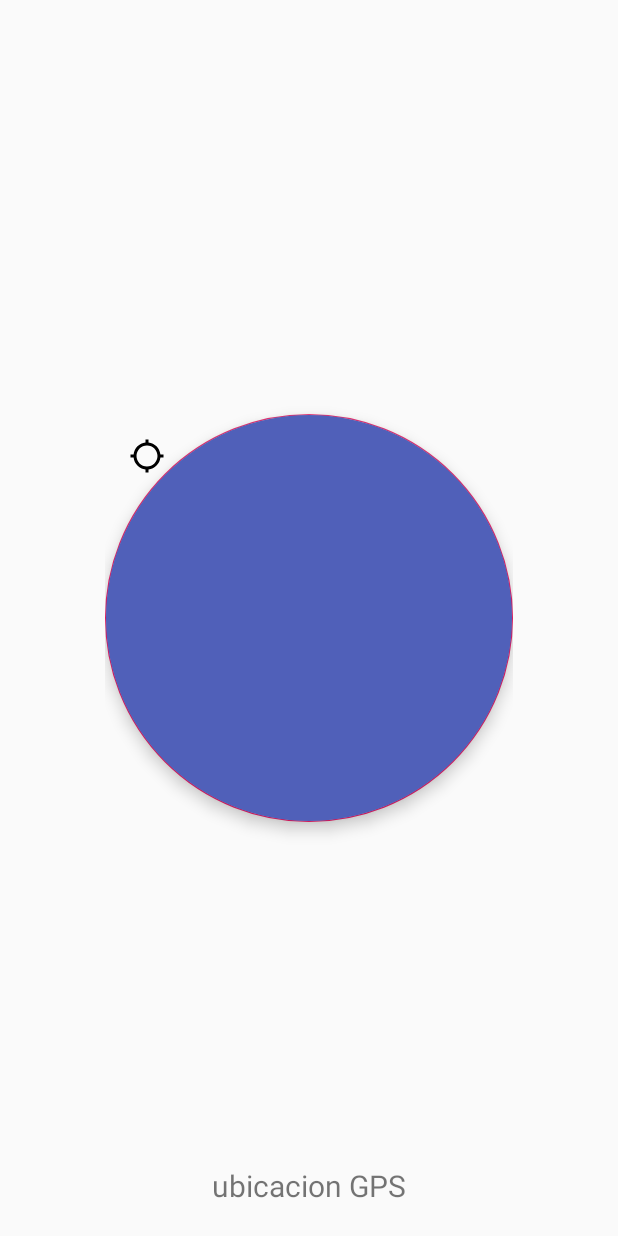
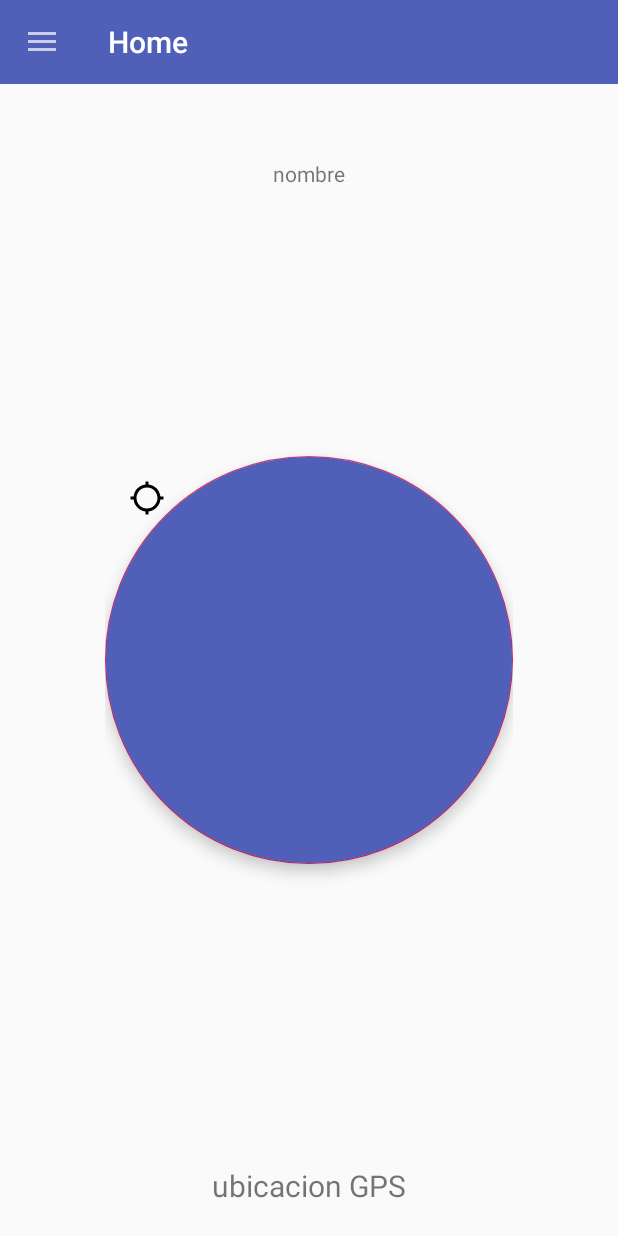
Before and after one commit to nomekop007/app_conductor, an Android app: the MainActivity screen opened directly, with no data from a screen before it, on a phone screen of 412 x 824 dp. Run offline under Robolectric (Android 15) with nearby library versions, the phone set to English and light mode, and no system bars; our stand-ins replace Firebase (no records; nobody signed in at launch, a user with empty details on screens opened directly); 1 statement that could not run was skipped.

Commit message:
drawer y if de estado estan okey

```diff
--- a/app/src/main/java/com/example/app_conductor/MainActivity.java
+++ b/app/src/main/java/com/example/app_conductor/MainActivity.java
@@ -7,18 +7,30 @@ import android.content.pm.PackageManager;
 import android.location.Location;
 import android.location.LocationListener;
 import android.location.LocationManager;
+import android.support.annotation.NonNull;
 import android.support.design.widget.FloatingActionButton;
+import android.support.design.widget.NavigationView;
 import android.support.v4.app.ActivityCompat;
 import android.support.v4.content.ContextCompat;
+import android.support.v4.widget.DrawerLayout;
+import android.support.v7.app.ActionBarDrawerToggle;
 import android.support.v7.app.AppCompatActivity;
 import android.os.Bundle;
+import android.support.v7.widget.Toolbar;
+import android.util.Log;
+import android.view.MenuItem;
 import android.view.View;
 import android.widget.Button;
 import android.widget.TextView;
+import android.widget.Toast;
 
+import com.example.app_conductor.model.Trasporte;
 import com.example.app_conductor.model.coordenada;
+import com.google.firebase.database.DataSnapshot;
+import com.google.firebase.database.DatabaseError;
 import com.google.firebase.database.DatabaseReference;
 import com.google.firebase.database.FirebaseDatabase;
+import com.google.firebase.database.ValueEventListener;
 
 import java.util.UUID;
 
@@ -26,51 +38,100 @@ public class MainActivity extends AppCompatActivity {
 
 
     FloatingActionButton btnGPS;
-    TextView txtUbicacion,txtnombre;
-     String id="";
+    TextView txtUbicacion, txtnombre;
+    String id = "";
+    Trasporte perfil;
 
     //hacer referencia a la base de datos de firebase
     DatabaseReference mydatabasereference = FirebaseDatabase.getInstance().getReference();
 
+
+    //declarar elemento de drawer
+    private DrawerLayout drawerLayout;
+    private android.support.v7.widget.Toolbar toolbar;
+    private ActionBarDrawerToggle toggle;
+    private NavigationView navigationView;
 
     @Override
     protected void onCreate(Bundle savedInstanceState) {
         super.onCreate(savedInstanceState);
         setContentView(R.layout.activity_main);
 
-        btnGPS =  findViewById(R.id.boton);
+        btnGPS = findViewById(R.id.boton);
         txtUbicacion = (TextView) findViewById(R.id.gps);
         txtnombre = (TextView) findViewById(R.id.nombre);
 
-       /* crearCoordenada();*/
+
+        perfilTrasporte();
+        confDrawer();
         permisosDeGPS();
+        // crearCoordenada();
 
 
+
+    }
+
+    public void perfilTrasporte(){
+
+        //extraer lo del login
         Intent i = getIntent();
-        String nombre = i.getStringExtra("nombreConductor");
-        txtnombre.setText(nombre);
+        id = i.getStringExtra("idTrasporte");
+
+        mydatabasereference.child("trasporte").child(id).addValueEventListener(new ValueEventListener() {
+            @Override
+            public void onDataChange(@NonNull DataSnapshot dataSnapshot) {
+
+                perfil = dataSnapshot.getValue(Trasporte.class);
+                txtnombre.setText(perfil.getNombreConductor());
+            }
+
+            @Override
+            public void onCancelled(@NonNull DatabaseError databaseError) { }
+        });
+
+
     }
 
 
 
 
+    public void confDrawer(){
+        //configuracion del comportamiento del drawer
+
+        drawerLayout =  findViewById(R.id.drawer_layout);
+        toolbar =  findViewById(R.id.toolbar);
+        navigationView = findViewById(R.id.navigation);
+
+        navigationView.setNavigationItemSelectedListener(new NavigationView.OnNavigationItemSelectedListener() {
+            @Override
+            public boolean onNavigationItemSelected(@NonNull MenuItem menuItem) {
+
+               switch (menuItem.getItemId()){
+                   case R.id.cerrar:
+                       Toast.makeText(MainActivity.this, "sesion cerrada!", Toast.LENGTH_SHORT).show();
+                       finish();
+                       Intent intent = new Intent(MainActivity.this , login.class);
+
+                       startActivity(intent);
+                       break;
+               }
 
 
-    public  void crearCoordenada(){
-        // crear objeto coordeanada en firebase
-        coordenada c = new coordenada();
-        c.setIdTrasporte(UUID.randomUUID().toString());
-        c.setLongitud(0);
-        c.setLatitud(0);
-        mydatabasereference.child("coordenada").child(c.getIdTrasporte()).setValue(c);
+                return true;
+            }
+        });
 
-        //extrae la id
-        id = c.getIdTrasporte();
+        toolbar.setTitle("Home");
+
+        setSupportActionBar(toolbar);
+        toggle = new ActionBarDrawerToggle(this,drawerLayout,toolbar,R.string.openDrawer,R.string.closeDrawer);
+        drawerLayout.setDrawerListener(toggle);
+        toggle.syncState();
+
+
     }
 
-
-
-    public void permisosDeGPS(){
+    public void permisosDeGPS() {
 
         int permissionCheck = ContextCompat.checkSelfPermission(this,
                 Manifest.permission.ACCESS_FINE_LOCATION);
@@ -87,15 +148,7 @@ public class MainActivity extends AppCompatActivity {
         }
     }
 
-
-
-
-    private static final long MIN_TIEMPO_ENTRE_UPDATES = 0;
-    private static final float MIN_CAMBIO_DISTANCIA_PARA_UPDATES = 0;
-
-
     public void verGPS(View view) {
-
 
 
         LocationManager locationManager = (LocationManager) MainActivity.this.getSystemService(Context.LOCATION_SERVICE);
@@ -105,40 +158,58 @@ public class MainActivity extends AppCompatActivity {
 
             public void onLocationChanged(Location location) {
 
-                txtUbicacion.setText("" + location.getLatitude() + "," + location.getLongitude());
-
                 coordenada c = new coordenada();
                 //se extraen los datos
+                c.setIdTrasporte(id);
 
-                Intent i = getIntent();
-                String idTrasporte = i.getStringExtra("idTrasporte");
 
-                c.setIdTrasporte(idTrasporte);
+                if (perfil.isEstado()){
                 c.setLatitud(location.getLatitude());
                 c.setLongitud(location.getLongitude());
-            mydatabasereference.child("coordenada").child(idTrasporte).setValue(c);
-
-
+                    txtUbicacion.setText("" + location.getLatitude() + "," + location.getLongitude());
+                }else {
+                    c.setLatitud(0);
+                    c.setLongitud(0);
+                    txtUbicacion.setText("ubicacion Bloqueada");
+                }
+                //se actualiza la coordenada
+                mydatabasereference.child("coordenada").child(id).setValue(c);
 
 
             }
 
 
             //cuando cambie el estatus
-            public void onStatusChanged(String provider, int status, Bundle extras) { }
+            public void onStatusChanged(String provider, int status, Bundle extras) {
+            }
+
             //cuando el proovedor este abilitado
-            public void onProviderEnabled(String provider) { }
+            public void onProviderEnabled(String provider) {
+            }
+
             //cuado el proovedor este desabilitado
-            public void onProviderDisabled(String provider) { }
+            public void onProviderDisabled(String provider) {
+            }
 
         };
 
         int permissionCheck = ContextCompat.checkSelfPermission(MainActivity.this,
                 Manifest.permission.ACCESS_FINE_LOCATION);
 
-        locationManager.requestLocationUpdates(LocationManager.NETWORK_PROVIDER, MIN_TIEMPO_ENTRE_UPDATES, MIN_CAMBIO_DISTANCIA_PARA_UPDATES, locationListener);
-
+        locationManager.requestLocationUpdates(LocationManager.NETWORK_PROVIDER, 0, 0, locationListener);
 
 
     }
+
+    public void crearCoordenada() {
+        // crear objeto coordeanada en firebase
+        coordenada c = new coordenada();
+        c.setIdTrasporte(UUID.randomUUID().toString());
+        c.setLongitud(0);
+        c.setLatitud(0);
+        mydatabasereference.child("coordenada").child(c.getIdTrasporte()).setValue(c);
+
+        //extrae la id
+        id = c.getIdTrasporte();
+    }
 }
--- a/app/src/main/java/com/example/app_conductor/login.java
+++ b/app/src/main/java/com/example/app_conductor/login.java
@@ -72,7 +72,7 @@ public class login extends AppCompatActivity {
                         intent.putExtra("idLinea",t.getIdLinea());
                         intent.putExtra("nombreConductor",t.getNombreConductor());
                         intent.putExtra("patente",t.getPatente());
-
+                        intent.putExtra("estado",t.isEstado());
                         startActivity(intent);
                         Toast.makeText(this, "sesion iniciada!", Toast.LENGTH_SHORT).show();
                         limpiarCampos();
@@ -102,7 +102,7 @@ public class login extends AppCompatActivity {
                 //recorre la lista de los trasportes guardados en firebase
                 for (DataSnapshot obj : dataSnapshot.getChildren()) {
 
-                    Log.e("obj  :",obj.toString());
+                 //   Log.e("obj  :",obj.toString());
                     // tranforma el json trasporte de firebase en el objeto trasporte
                     Trasporte t = obj.getValue(Trasporte.class);
                     trasporteList.add(t);
--- /dev/null
+++ b/app/src/main/res/drawable/exit.xml
@@ -0,0 +1,9 @@
+<vector xmlns:android="http://schemas.android.com/apk/res/android"
+        android:width="24dp"
+        android:height="24dp"
+        android:viewportWidth="24.0"
+        android:viewportHeight="24.0">
+    <path
+        android:fillColor="#FF000000"
+        android:pathData="M10.09,15.59L11.5,17l5,-5 -5,-5 -1.41,1.41L12.67,11H3v2h9.67l-2.58,2.59zM19,3H5c-1.11,0 -2,0.9 -2,2v4h2V5h14v14H5v-4H3v4c0,1.1 0.89,2 2,2h14c1.1,0 2,-0.9 2,-2V5c0,-1.1 -0.9,-2 -2,-2z"/>
+</vector>
--- a/app/src/main/res/layout/activity_login.xml
+++ b/app/src/main/res/layout/activity_login.xml
@@ -61,8 +61,10 @@
                 android:layout_below="@id/txt_pass"
                 android:layout_width="match_parent"
                 android:layout_margin="30dp"
+                android:background="@color/colorAzul"
                 android:layout_height="wrap_content"
                 android:text="ingresar"
+                android:textColor="@color/colorBlanco"
             android:onClick="iniciar"
                 android:layout_centerHorizontal="true"
                 />
--- a/app/src/main/res/layout/activity_main.xml
+++ b/app/src/main/res/layout/activity_main.xml
@@ -1,11 +1,27 @@
 <?xml version="1.0" encoding="utf-8"?>
-<android.support.constraint.ConstraintLayout xmlns:android="http://schemas.android.com/apk/res/android"
+<android.support.v4.widget.DrawerLayout xmlns:android="http://schemas.android.com/apk/res/android"
     xmlns:app="http://schemas.android.com/apk/res-auto"
-    xmlns:tools="http://schemas.android.com/tools"
+    xmlns:tools="http://schemas.android.com/apk/res-auto"
+    android:id="@+id/drawer_layout"
     android:layout_width="match_parent"
     android:layout_height="match_parent"
-    tools:context=".MainActivity">
+    android:fitsSystemWindows="true">
 
+
+
+    <!-- Layout to contain contents of main body of screen (drawer will slide over this) -->
+    <LinearLayout
+        android:layout_width="match_parent"
+        android:layout_height="match_parent"
+        android:orientation="vertical">
+
+        <android.support.v7.widget.Toolbar
+            android:id="@+id/toolbar"
+            android:background="@color/colorAzul"
+            android:layout_width="match_parent"
+            android:layout_height="wrap_content"
+            android:theme="@style/Base.ThemeOverlay.AppCompat.Dark"
+            ></android.support.v7.widget.Toolbar>
 
         <RelativeLayout
             android:layout_width="match_parent"
@@ -16,21 +32,19 @@
                 android:id="@+id/nombre"
                 android:layout_width="wrap_content"
                 android:layout_height="wrap_content"
-            android:text="nombre"
                 android:layout_centerHorizontal="true"
                 android:layout_marginTop="50dp"
-            />
+                android:text="nombre" />
 
             <TextView
                 android:id="@+id/gps"
                 android:layout_width="wrap_content"
                 android:layout_height="wrap_content"
-            android:text="ubicacion GPS"
-            android:textSize="20dp"
                 android:layout_alignParentBottom="true"
                 android:layout_centerHorizontal="true"
                 android:layout_marginBottom="20dp"
-            />
+                android:text="ubicacion GPS"
+                android:textSize="20dp" />
 
             <RelativeLayout
                 android:layout_width="match_parent"
@@ -44,15 +58,29 @@
                     android:layout_centerInParent="true"
                     android:backgroundTint="@color/colorAzul"
                     android:onClick="verGPS"
-                android:src="@drawable/gps_on"
-                tools:srcCompat="@tools:sample/avatars" />
+                    android:src="@drawable/gps_on" />
 
             </RelativeLayout>
+        </RelativeLayout>
+
+    </LinearLayout>
 
 
 
-    </RelativeLayout>
 
 
 
-</android.support.constraint.ConstraintLayout>
+
+    <!-- Container for contents of drawer - use NavigationView to make configuration easier -->
+    <android.support.design.widget.NavigationView
+        android:id="@+id/navigation"
+        android:layout_width="wrap_content"
+        android:layout_height="match_parent"
+        android:layout_gravity="start"
+        android:fitsSystemWindows="true"
+        android:background="@color/colorAzul"
+        app:itemTextColor="@color/colorBlanco"
+        app:menu="@menu/menu_drawer"
+        app:headerLayout="@layout/header"/>
+
+</android.support.v4.widget.DrawerLayout>
--- /dev/null
+++ b/app/src/main/res/menu/menu_drawer.xml
@@ -0,0 +1,16 @@
+<?xml version="1.0" encoding="utf-8"?>
+<menu xmlns:android="http://schemas.android.com/apk/res/android">
+
+    <item android:title=""></item>
+    <item android:title="">
+        <menu>
+            <item
+                android:id="@+id/cerrar"
+                android:icon="@drawable/exit"
+                android:title="cerrar sesion"></item>
+        </menu>
+
+    </item>
+
+
+</menu>
--- a/app/src/main/res/values/strings.xml
+++ b/app/src/main/res/values/strings.xml
@@ -1,3 +1,5 @@
 <resources>
     <string name="app_name">app_conductor</string>
+    <string name="openDrawer">open</string>
+    <string name="closeDrawer">close</string>
 </resources>
```
Also changed, not shown: app/src/main/res/drawable/circulo.xml (added, +7 -0 lines), app/src/main/res/drawable/user.xml (added, +9 -0 lines), app/src/main/res/layout/header.xml (added, +86 -0 lines). Lines whose indentation alone changed are shown as unchanged.
